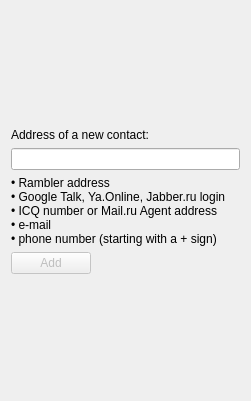
Above: src/plugins/rosterchanger/welcomescreenwidget.ui from silvansky/Contacts before the change. Below: the same form after it.
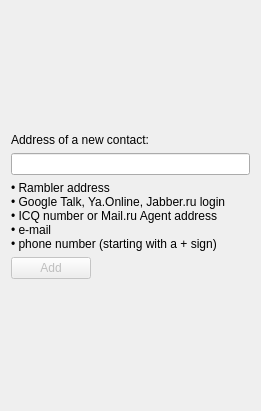
That is the form after the change. Custom widgets are drawn as their Qt base class.

Patch:
```diff
--- a/src/plugins/rosterchanger/welcomescreenwidget.ui
+++ b/src/plugins/rosterchanger/welcomescreenwidget.ui
@@ -6,8 +6,8 @@
    <rect>
     <x>0</x>
     <y>0</y>
-    <width>251</width>
-    <height>401</height>
+    <width>261</width>
+    <height>411</height>
    </rect>
   </property>
   <property name="sizePolicy">
```
Left out of the diff: 13 changed lines with no effect on the pictures.
